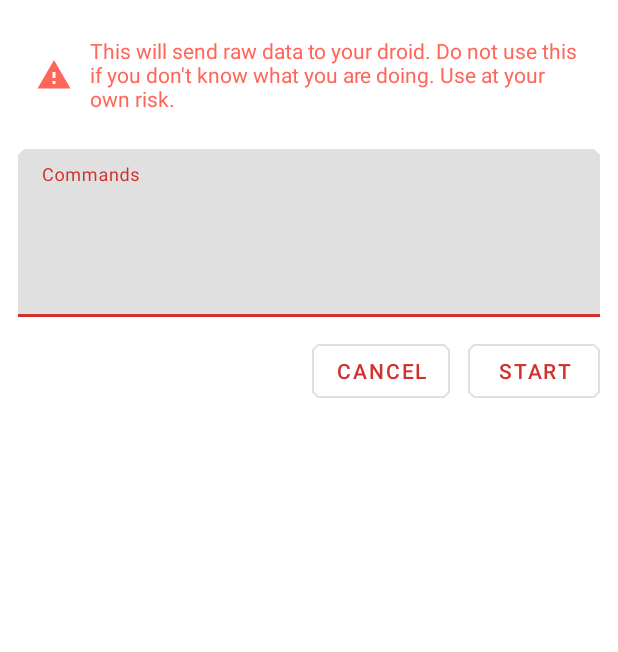
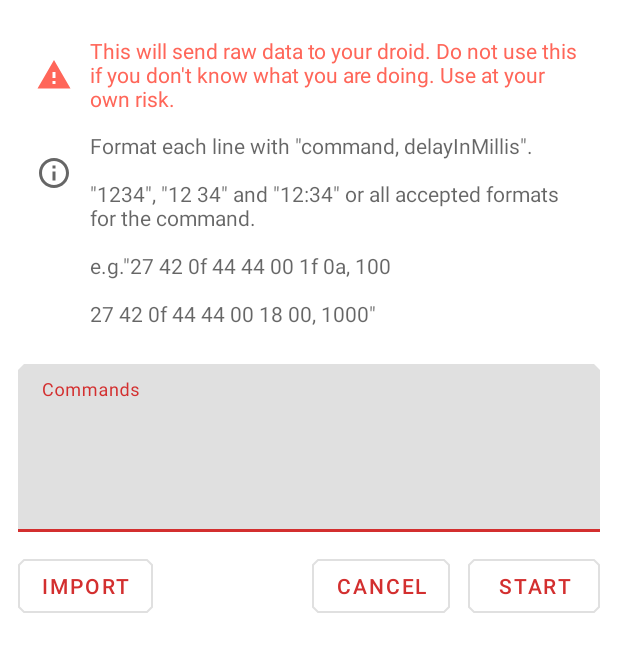
Before and after one commit to jamieadkins95/droid-controller, an Android app: the layout fragment_advanced_controls.xml on its own in the app's theme, with its tools: preview values and no code run, on a phone screen of 412 x 824 dp. Shown: the top 652 px of the screen. Run offline under Robolectric (Android 15) with nearby library versions, the phone set to English and light mode, and no system bars.

Commit message:
Added ability to import advanced commands from file

```diff
--- a/app/src/main/java/com/jamieadkins/droid/controller/controls/advanced/AdvancedControlsFragment.kt
+++ b/app/src/main/java/com/jamieadkins/droid/controller/controls/advanced/AdvancedControlsFragment.kt
@@ -8,18 +8,28 @@ import android.view.ViewGroup
 import androidx.lifecycle.Observer
 import androidx.lifecycle.ViewModelProvider
 import com.google.android.material.bottomsheet.BottomSheetDialogFragment
+import com.jamieadkins.droid.controller.R
 import com.jamieadkins.droid.controller.controls.ConnectionState
 import com.jamieadkins.droid.controller.databinding.FragmentAdvancedControlsBinding
 import dagger.android.support.AndroidSupportInjection
-import timber.log.Timber
 import javax.inject.Inject
 
 class AdvancedControlsFragment : BottomSheetDialogFragment() {
+
+    private val importFromFile = registerForActivityResult(ImportCsv()) { data ->
+        data?.also {
+            fileImporter.readTextFile(it)
+                .subscribe { lines ->
+                    binding?.input?.setText(lines.joinToString("\n"))
+                }
+        }
+    }
 
     private var binding: FragmentAdvancedControlsBinding? = null
 
     @Inject lateinit var factory: DroidAdvancedControlsViewModel.Factory
     @Inject lateinit var inputParser: CommandInputParser
+    @Inject lateinit var fileImporter: FileImporter
     private lateinit var viewModel: DroidAdvancedControlsViewModel
 
     override fun onAttach(context: Context) {
@@ -45,10 +55,12 @@ class AdvancedControlsFragment : BottomSheetDialogFragment() {
                 ConnectionState.Disconnected -> dismiss()
                 ConnectionState.ConnectedWithoutHandshake -> {
                     binding?.start?.isEnabled = false
+                    binding?.start?.setText(R.string.start)
                     binding?.cancel?.visibility = View.GONE
                 }
                 is ConnectionState.Connected -> {
                     binding?.start?.isEnabled = !state.doingSequencePlayback
+                    binding?.start?.setText(if (state.doingSequencePlayback) R.string.playing else R.string.start)
                     binding?.cancel?.visibility = if (state.doingSequencePlayback) View.VISIBLE else View.GONE
                 }
             }
@@ -62,5 +74,7 @@ class AdvancedControlsFragment : BottomSheetDialogFragment() {
         binding?.cancel?.setOnClickListener {
             viewModel.stopSequence()
         }
+
+        binding?.importFromFile?.setOnClickListener { importFromFile.launch(Unit) }
     }
 }
--- /dev/null
+++ b/app/src/main/java/com/jamieadkins/droid/controller/controls/advanced/FileImporter.kt
@@ -0,0 +1,20 @@
+package com.jamieadkins.droid.controller.controls.advanced
+
+import android.content.Context
+import android.net.Uri
+import com.jamieadkins.droid.controller.di.ApplicationContext
+import io.reactivex.Single
+import java.io.BufferedReader
+import java.io.InputStreamReader
+import javax.inject.Inject
+
+class FileImporter @Inject constructor(@ApplicationContext private val context: Context) {
+
+    fun readTextFile(uri: Uri): Single<List<String>> {
+        return Single.fromCallable {
+            val csvFile = context.contentResolver.openInputStream(uri)
+            val isr = InputStreamReader(csvFile)
+            BufferedReader(isr).readLines()
+        }
+    }
+}
--- /dev/null
+++ b/app/src/main/java/com/jamieadkins/droid/controller/controls/advanced/ImportCsv.kt
@@ -0,0 +1,21 @@
+package com.jamieadkins.droid.controller.controls.advanced
+
+import android.content.Context
+import android.content.Intent
+import android.net.Uri
+import androidx.activity.result.contract.ActivityResultContract
+
+class ImportCsv : ActivityResultContract<Unit, Uri?>() {
+
+    override fun createIntent(context: Context, input: Unit?): Intent {
+        val intent = Intent(Intent.ACTION_GET_CONTENT).apply {
+            addCategory(Intent.CATEGORY_OPENABLE)
+            type = "text/*"
+        }
+        return Intent.createChooser(intent, "Open CSV")
+    }
+
+    override fun parseResult(resultCode: Int, intent: Intent?): Uri? {
+        return intent?.data
+    }
+}
--- a/app/src/main/res/layout/fragment_advanced_controls.xml
+++ b/app/src/main/res/layout/fragment_advanced_controls.xml
@@ -1,7 +1,10 @@
 <?xml version="1.0" encoding="utf-8"?>
-<androidx.constraintlayout.widget.ConstraintLayout xmlns:android="http://schemas.android.com/apk/res/android"
+<androidx.core.widget.NestedScrollView xmlns:android="http://schemas.android.com/apk/res/android"
     xmlns:app="http://schemas.android.com/apk/res-auto"
-    xmlns:tools="http://schemas.android.com/tools"
+    android:layout_width="match_parent"
+    android:layout_height="wrap_content">
+
+    <androidx.constraintlayout.widget.ConstraintLayout xmlns:tools="http://schemas.android.com/tools"
         android:id="@+id/constraintLayout"
         android:layout_width="match_parent"
         android:layout_height="wrap_content">
@@ -11,46 +14,75 @@
             android:layout_width="24dp"
             android:layout_height="24dp"
             android:layout_marginStart="24dp"
-        app:srcCompat="@drawable/ic_warning_24"
             android:tint="?colorPrimaryVariant"
+            app:layout_constraintBottom_toBottomOf="@id/warning_text"
             app:layout_constraintStart_toStartOf="parent"
             app:layout_constraintTop_toTopOf="@id/warning_text"
-        app:layout_constraintBottom_toBottomOf="@id/warning_text"/>
+            app:srcCompat="@drawable/ic_warning_24" />
 
         <TextView
             android:id="@+id/warning_text"
             android:layout_width="0dp"
             android:layout_height="wrap_content"
+            android:layout_marginEnd="24dp"
+            android:layout_marginStart="12dp"
             android:layout_marginTop="24dp"
-        android:layout_marginStart="12dp"
-        android:layout_marginEnd="24dp"
             android:text="@string/advanced_controls_warning"
             android:textColor="?colorPrimaryVariant"
-        app:layout_constraintTop_toTopOf="parent"
+            app:layout_constraintEnd_toEndOf="parent"
             app:layout_constraintStart_toEndOf="@id/warning"
-        app:layout_constraintEnd_toEndOf="parent"/>
+            app:layout_constraintTop_toTopOf="parent" />
+
+        <ImageView
+            android:id="@+id/advanced_info"
+            android:layout_width="24dp"
+            android:layout_height="24dp"
+            android:layout_marginStart="24dp"
+            android:alpha="0.6"
+            android:tint="?colorOnSurface"
+            android:layout_marginTop="16dp"
+            app:layout_constraintEnd_toStartOf="@id/advanced_info_text"
+            app:layout_constraintHorizontal_chainStyle="packed"
+            app:layout_constraintStart_toStartOf="parent"
+            app:layout_constraintTop_toTopOf="@id/advanced_info_text"
+            app:srcCompat="@drawable/ic_info_24" />
+
+        <TextView
+            android:id="@+id/advanced_info_text"
+            android:layout_width="0dp"
+            android:layout_height="wrap_content"
+            android:layout_marginEnd="24dp"
+            android:layout_marginStart="12dp"
+            android:layout_marginTop="12dp"
+            android:alpha="0.6"
+            android:text="@string/advanced_controls_info"
+            android:textColor="?colorOnSurface"
+            app:layout_constraintEnd_toEndOf="parent"
+            app:layout_constraintStart_toEndOf="@id/advanced_info"
+            app:layout_constraintTop_toBottomOf="@id/warning_text"
+            app:layout_constraintVertical_bias="0" />
 
         <com.google.android.material.textfield.TextInputLayout
             android:id="@+id/input_layout"
             style="@style/Widget.MaterialComponents.TextInputLayout.FilledBox"
             android:layout_width="0dp"
             android:layout_height="wrap_content"
+            android:layout_marginEnd="12dp"
+            android:layout_marginStart="12dp"
+            android:layout_marginTop="24dp"
             android:hint="@string/custom_command"
-        android:layout_marginTop="24dp"
-        android:layout_marginStart="12dp"
-        android:layout_marginEnd="12dp"
+            app:layout_constraintEnd_toEndOf="parent"
             app:layout_constraintStart_toStartOf="parent"
-        app:layout_constraintEnd_toEndOf="parent"
-        app:layout_constraintTop_toBottomOf="@id/warning_text">
+            app:layout_constraintTop_toBottomOf="@id/advanced_info_text">
 
             <com.google.android.material.textfield.TextInputEditText
                 android:id="@+id/input"
+                android:layout_width="match_parent"
+                android:layout_height="wrap_content"
+                android:gravity="top|start"
                 android:inputType="textMultiLine"
                 android:minLines="4"
-            android:gravity="top|start"
-            android:scrollbars="vertical"
-            android:layout_width="match_parent"
-            android:layout_height="wrap_content" />
+                android:scrollbars="vertical" />
 
         </com.google.android.material.textfield.TextInputLayout>
 
@@ -60,9 +92,9 @@
             android:layout_height="wrap_content"
             android:layout_marginEnd="12dp"
             android:text="@string/cancel"
-        app:layout_constraintTop_toTopOf="@id/start"
             app:layout_constraintBottom_toBottomOf="@id/start"
-        app:layout_constraintEnd_toStartOf="@id/start" />
+            app:layout_constraintEnd_toStartOf="@id/start"
+            app:layout_constraintTop_toTopOf="@id/start" />
 
         <com.google.android.material.button.MaterialButton
             android:id="@+id/start"
@@ -71,9 +103,21 @@
             android:layout_marginBottom="12dp"
             android:layout_marginEnd="12dp"
             android:layout_marginTop="12dp"
-        app:layout_constraintTop_toBottomOf="@id/input_layout"
+            android:text="@string/start"
+            app:layout_constraintBottom_toBottomOf="parent"
             app:layout_constraintEnd_toEndOf="parent"
-        app:layout_constraintBottom_toBottomOf="parent"
-        android:text="@string/start" />
+            app:layout_constraintTop_toBottomOf="@id/input_layout" />
+
+        <com.google.android.material.button.MaterialButton
+            android:id="@+id/import_from_file"
+            android:layout_width="wrap_content"
+            android:layout_height="wrap_content"
+            android:layout_marginStart="12dp"
+            android:text="@string/import_from_file"
+            app:layout_constraintTop_toTopOf="@id/start"
+            app:layout_constraintBottom_toBottomOf="@id/start"
+            app:layout_constraintStart_toStartOf="parent" />
 
     </androidx.constraintlayout.widget.ConstraintLayout>
+
+</androidx.core.widget.NestedScrollView>
--- a/app/src/main/res/values/strings.xml
+++ b/app/src/main/res/values/strings.xml
@@ -40,6 +40,7 @@
     <string name="connection_hint">The Droid can only have one active connection at a time. Make sure that your controller is off and the Droid Depot app is closed.</string>
     <string name="timeout_info">Sometimes this takes a while. Turn your Droid off then on again if this lasts longer than 30 seconds.</string>
     <string name="advanced_controls_warning">This will send raw data to your droid. Do not use this if you don\'t know what you are doing. Use at your own risk.</string>
+    <string name="advanced_controls_info">Format each line with \"command, delayInMillis\".\n\n\"1234\", \"12 34\" and \"12:34\" or all accepted formats for the command.\n\ne.g.\"27 42 0f 44 44 00 1f 0a, 100\n\n27 42 0f 44 44 00 18 00, 1000\"</string>
     <string name="scan">Scan</string>
     <string name="scan_for_droids">Scan For Droids</string>
     <string name="scanning">Scanning</string>
@@ -48,6 +49,7 @@
     <string name="start">Start</string>
     <string name="playing">Playing</string>
     <string name="cancel">Cancel</string>
+    <string name="import_from_file">Import</string>
     <string name="identify">Identify</string>
     <string name="blaster">Blaster</string>
     <string name="volume">Volume</string>
```
Lines whose indentation alone changed are shown as unchanged.
